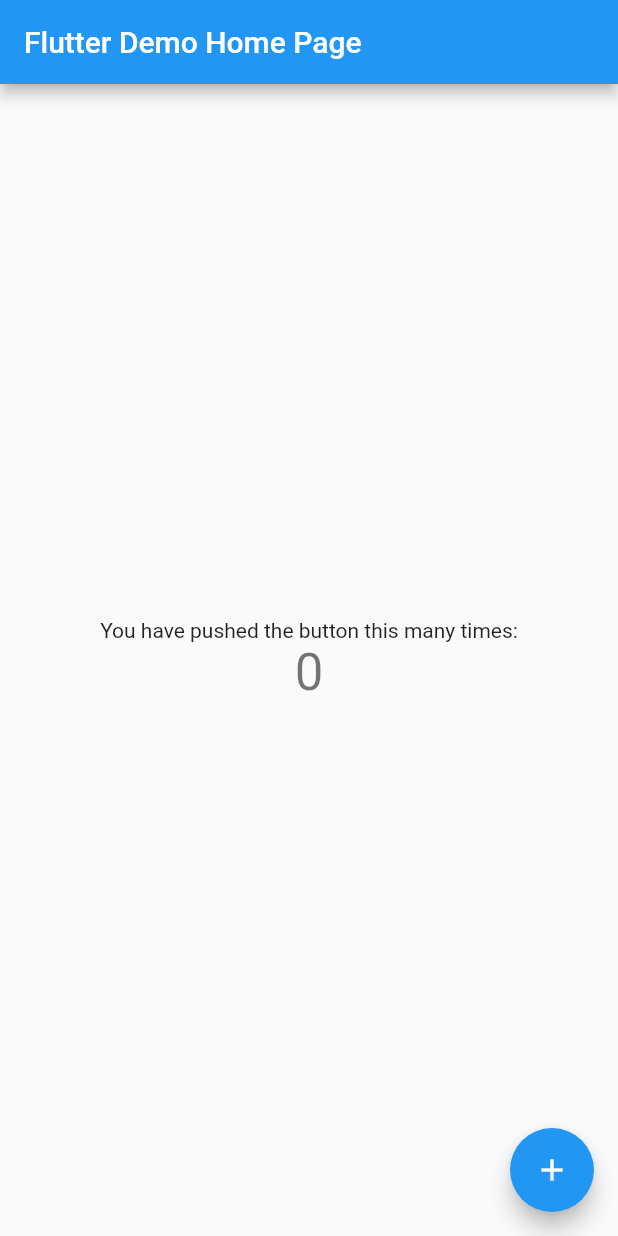
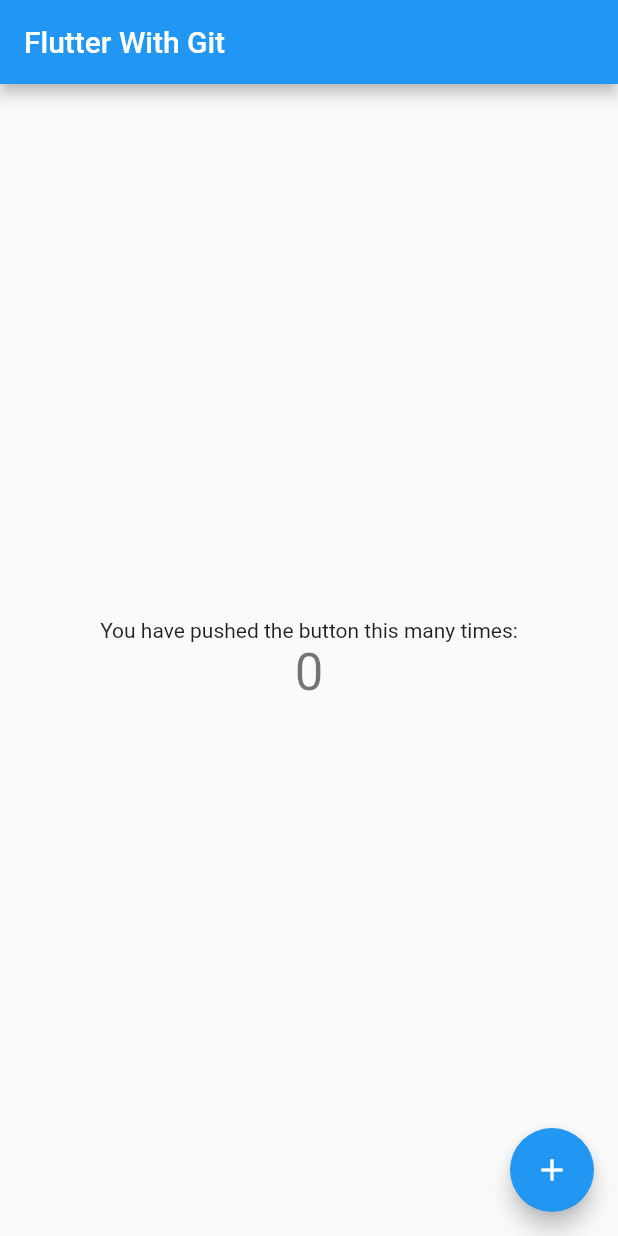
Before and after one commit to alexcaxtro/my_app, a Flutter app: the screen it shows after launch, on a phone screen of 412 x 824 dp. Run offline on Flutter 3.47's test engine with Material 2 defaults, Android fonts, the phone set to English and light mode, and no system bars.

Commit message:
Cambio de titulo

```diff
--- a/lib/main.dart
+++ b/lib/main.dart
@@ -15,7 +15,7 @@ class MyApp extends StatelessWidget {
       theme: ThemeData(
         primarySwatch: Colors.blue,
       ),
-      home: const MyHomePage(title: 'Flutter Demo Home Page'),
+      home: const MyHomePage(title: 'Flutter With Git'),
     );
   }
 }
```
